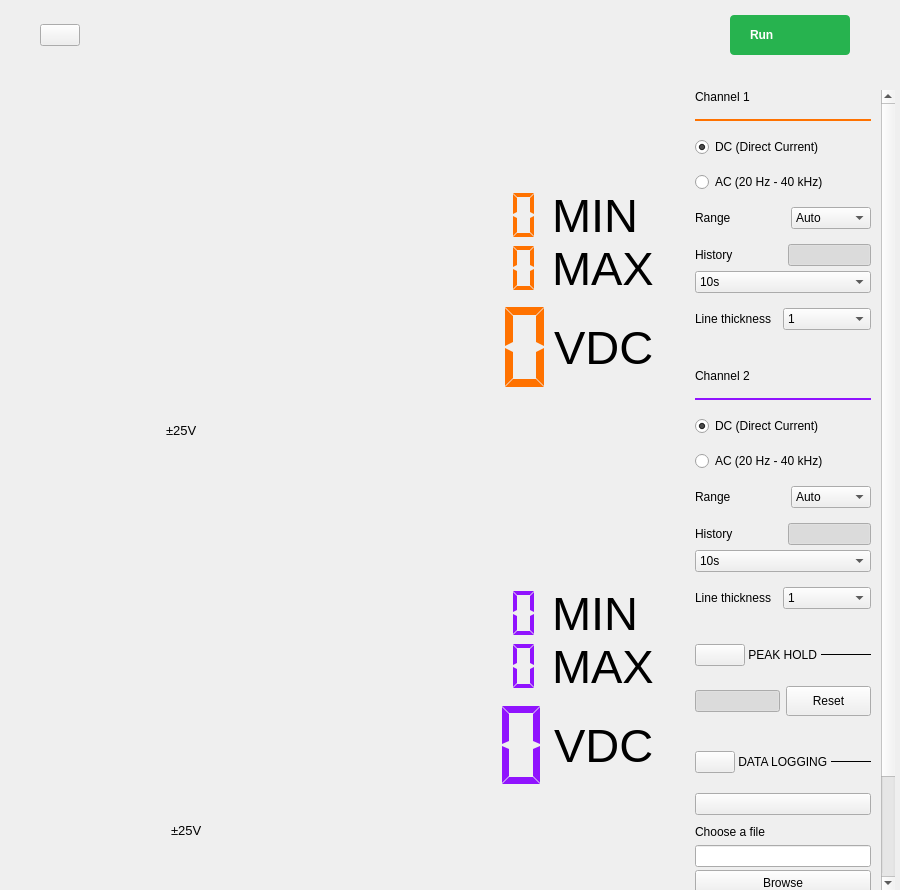
Before: the Qt Designer form plugins/m2k/ui/dmm.ui in analogdevicesinc/scopy, drawn with Qt 5.
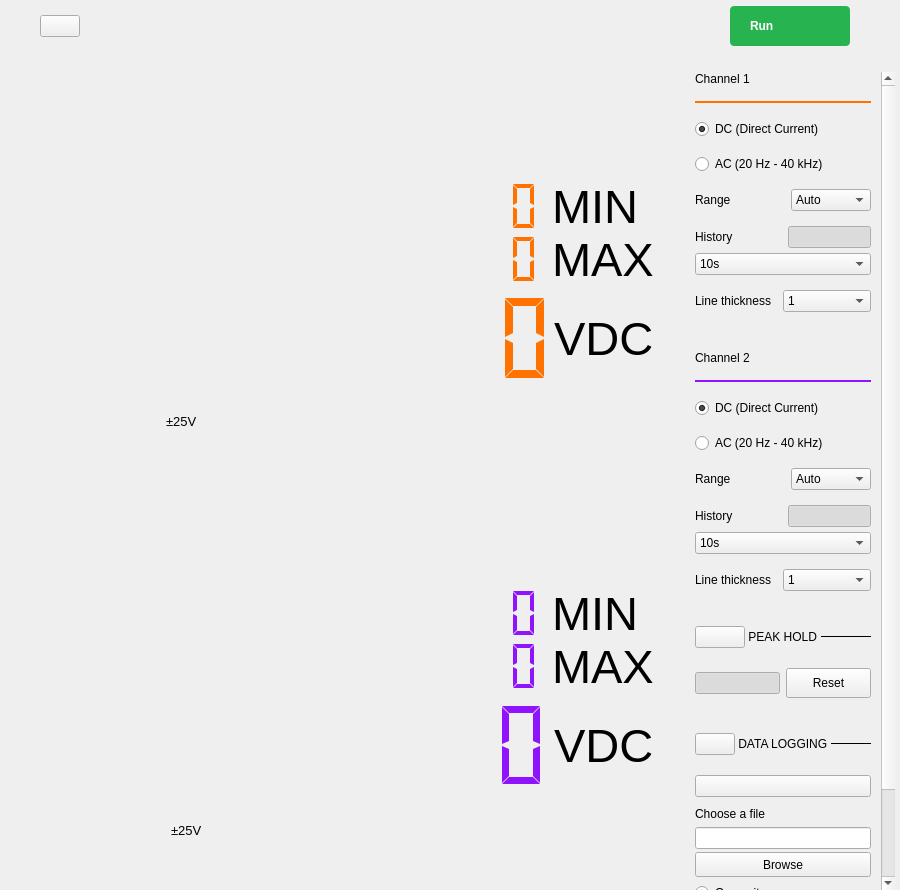
After: the same form once the commit is applied. Icons and pictures are not drawn. Custom widgets are drawn as their Qt base class.

```diff
--- a/plugins/m2k/ui/dmm.ui
+++ b/plugins/m2k/ui/dmm.ui
@@ -42,13 +42,13 @@
        <number>0</number>
       </property>
       <property name="topMargin">
-       <number>15</number>
+       <number>6</number>
       </property>
       <property name="rightMargin">
        <number>50</number>
       </property>
       <property name="bottomMargin">
-       <number>15</number>
+       <number>6</number>
       </property>
       <item>
        <spacer name="horizontalSpacer_4">
```
